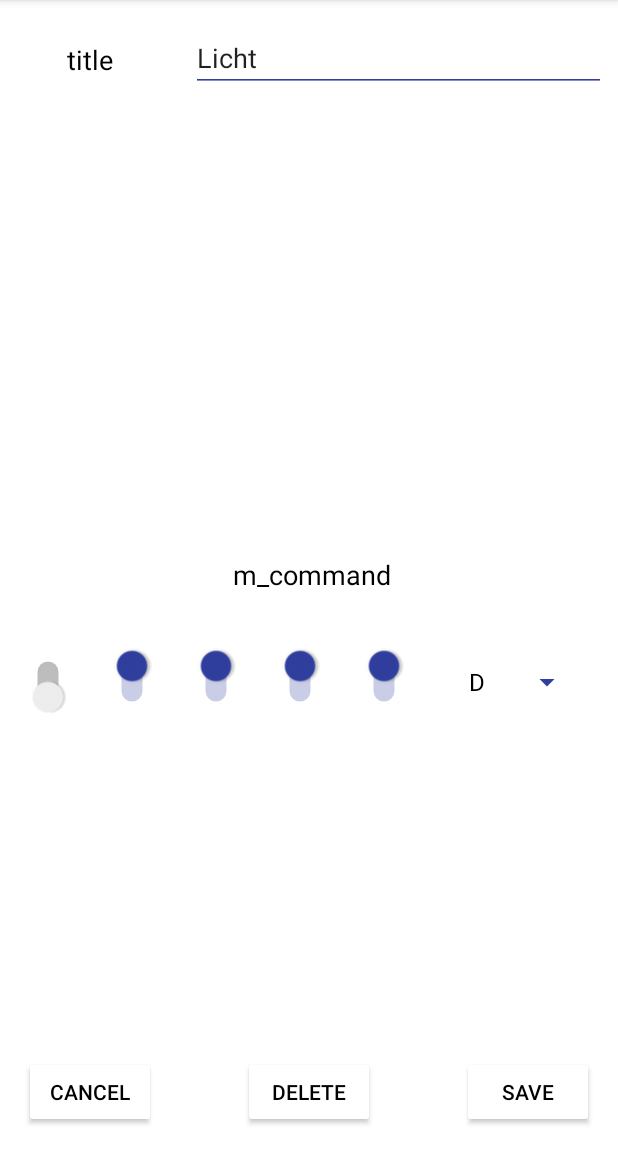
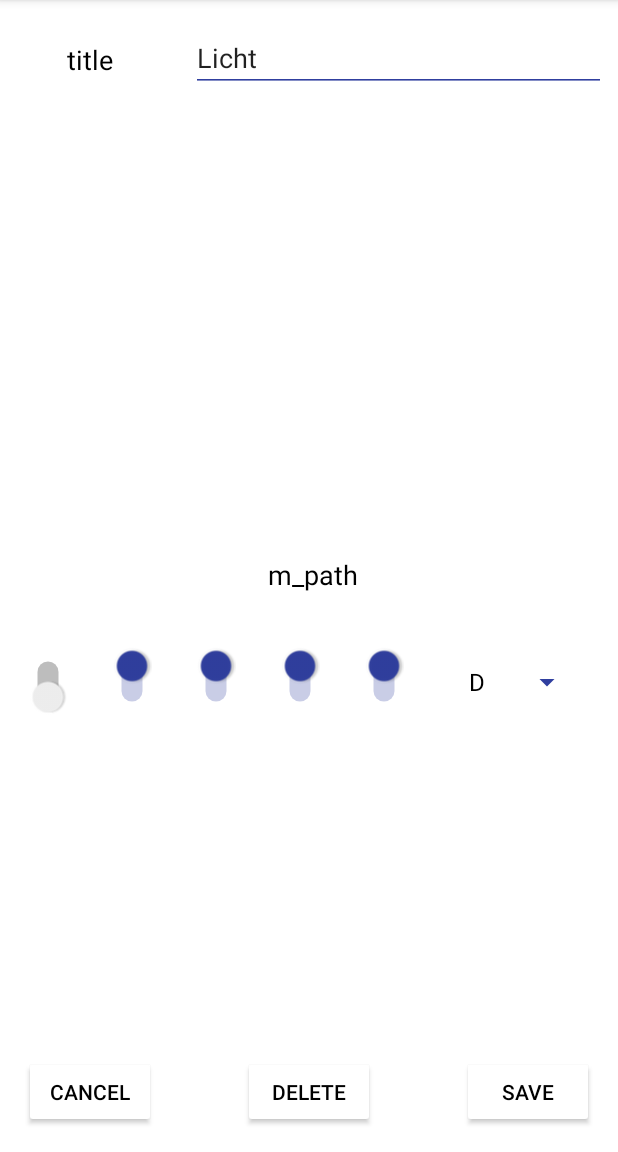
Before and after one commit to GlaserDaniel/Himbeerheim, an Android app: the screen it shows after launch (MainActivity), after a tap on an icon or button, on a phone screen of 412 x 824 dp, the part 84-1236 px from its top. Run offline under Robolectric (Android 15) with nearby library versions, the phone set to English and light mode, and no system bars.

Commit message:
- Daten aus den Prefs lesen wenn von deserialisieren etwas fehlt. - Command in path umbenannt.

```diff
--- a/app/build.gradle
+++ b/app/build.gradle
@@ -14,8 +14,8 @@ android {
         applicationId "de.danielglaser.himbeerheim"
         minSdkVersion 16
         targetSdkVersion 26
-        versionCode 10
-        versionName '0.9.1'
+        versionCode 11
+        versionName '0.9.2'
         testInstrumentationRunner "android.support.test.runner.AndroidJUnitRunner"
         versionNameSuffix 'beta'
     }
--- a/app/src/main/java/de/danielglaser/himbeerheim/model/ButtonCommand.kt
+++ b/app/src/main/java/de/danielglaser/himbeerheim/model/ButtonCommand.kt
@@ -17,12 +17,12 @@ class ButtonCommand : Serializable {
 
     private var m_letter: Int = 1
 
-    private var m_command: String = "sudo ./raspberry-remote/send"
+    private var m_path: String = "sudo ./raspberry-remote/send"
 
     var commandOn: String = ""
         get() {
             var commandString = ""
-            commandString += m_command + " "
+            commandString += m_path + " "
             for (c in m_code)
                 commandString += c.toString()
             commandString += " " + m_letter.toString()
@@ -33,7 +33,7 @@ class ButtonCommand : Serializable {
     var commandOff: String = ""
         get() {
             var commandString = ""
-            commandString += m_command + " "
+            commandString += m_path + " "
             for (c in m_code)
                 commandString += c.toString()
             commandString += " " + m_letter.toString()
@@ -41,15 +41,15 @@ class ButtonCommand : Serializable {
             return commandString
         }
 
-    constructor(title: String, code: ArrayList<Any>, letter: Int, command: String) {
+    constructor(title: String, code: ArrayList<Any>, letter: Int, path: String) {
         this.title = title
         setCode(code)
         m_letter = letter
-        m_command = command
+        m_path = path
     }
 
-    fun setCommand(newCommand: String) {
-        m_command = newCommand
+    fun setPath(newPath: String) {
+        m_path = newPath
     }
 
     fun getCode() : ArrayList<Int> {
--- a/app/src/main/java/de/danielglaser/himbeerheim/model/Data.kt
+++ b/app/src/main/java/de/danielglaser/himbeerheim/model/Data.kt
@@ -1,7 +1,9 @@
 package de.danielglaser.himbeerheim.model
 
+import android.preference.PreferenceManager
 import de.danielglaser.himbeerheim.R
 import de.danielglaser.himbeerheim.view.BaseActivity
+import de.danielglaser.himbeerheim.view.MainActivity
 import java.io.Serializable
 
 import java.util.ArrayList
@@ -19,11 +21,11 @@ class Data : Serializable {
 
     var m_buttonCommands: ArrayList<ButtonCommand> = ArrayList()
     private var m_host = ""
-    private var m_port = 22
-    private var m_username = "pi"
+    private var m_port = Util.defaultPort
+    private var m_username = Util.defaultUsername
     private var m_password = ""
 
-    private var m_command = "sudo ./raspberry-remote/send"
+    private var m_path = Util.defaultPath
 
     var editNoticeCounter = 0
 
@@ -72,15 +74,15 @@ class Data : Serializable {
         m_sshConnection.connect()
     }
 
-    fun updateCommand(newCommand: String) {
-        m_command = newCommand
+    fun updatePath(newPath: String) {
+        m_path = newPath
         for (buttonCommand in m_buttonCommands) {
-            buttonCommand.setCommand(m_command)
+            buttonCommand.setPath(m_path)
         }
     }
 
-    fun getCommand(): String {
-        return m_command
+    fun getPath(): String {
+        return m_path
     }
 
     private fun initSSHConnection() {
@@ -101,5 +103,37 @@ class Data : Serializable {
             this.m_password = loadObject.m_password
             this.editNoticeCounter = loadObject.editNoticeCounter
         }
+
+        var prefs = PreferenceManager.getDefaultSharedPreferences(MainActivity.getContext())
+
+        var prefIP = prefs.getString(MainActivity.getContext().getString(R.string.ip_key), "")
+
+        if (this.host.isNullOrBlank() && !prefIP.isNullOrBlank()) {
+            this.host = prefIP
+        }
+
+        var prefPort = prefs.getString(MainActivity.getContext().getString(R.string.port_key), "")
+
+        if (this.m_port == Util.defaultPort && !prefPort.isNullOrBlank()) {
+            this.m_port = prefPort.toInt()
+        }
+
+        var prefUsername = prefs.getString(MainActivity.getContext().getString(R.string.username_key), "")
+
+        if (this.m_username.equals(Util.defaultUsername) && !prefUsername.isNullOrBlank()) {
+            this.m_username = prefUsername
+        }
+
+        var prefPassword = prefs.getString(MainActivity.getContext().getString(R.string.password_key), "")
+
+        if (this.m_password.isNullOrBlank() && !prefPassword.isNullOrBlank()) {
+            this.m_password = prefPassword
+        }
+
+        var prefPath = prefs.getString(MainActivity.getContext().getString(R.string.path_key), "")
+
+        if (this.m_path.equals(Util.defaultPath) && !prefPath.isNullOrBlank()) {
+            this.m_path = prefPath
+        }
     }
 }
--- a/app/src/main/java/de/danielglaser/himbeerheim/model/Util.kt
+++ b/app/src/main/java/de/danielglaser/himbeerheim/model/Util.kt
@@ -9,6 +9,10 @@ import de.danielglaser.himbeerheim.view.BaseActivity
  */
 class Util {
     companion object {
+        var defaultPort = 22
+        var defaultUsername = "pi"
+        var defaultPath = "sudo ./raspberry-remote/send"
+
         var hostNotSet = "hostNotSet"
         var usernameNotSet = "usernameNotSet"
         var connectTimeout = "connectTimeout"
--- a/app/src/main/java/de/danielglaser/himbeerheim/view/MainActivity.kt
+++ b/app/src/main/java/de/danielglaser/himbeerheim/view/MainActivity.kt
@@ -1,5 +1,6 @@
 package de.danielglaser.himbeerheim.view
 
+import android.content.Context
 import android.os.Bundle
 import android.view.Menu
 import de.danielglaser.himbeerheim.R
@@ -11,6 +12,14 @@ import kotlinx.android.synthetic.main.activity_main.*
 
 class MainActivity : BaseActivity(), MainActivityFragment.MainActivityFragmentListener, EditCommandFragment.EditCommandListener {
 
+    companion object {
+        private lateinit var appContext: Context
+
+        fun getContext() : Context {
+            return appContext
+        }
+    }
+
     lateinit var data: Data
 
     override fun onCreate(savedInstanceState: Bundle?) {
@@ -18,6 +27,7 @@ class MainActivity : BaseActivity(), MainActivityFragment.MainActivityFragmentLi
         setContentView(R.layout.activity_main)
         setSupportActionBar(toolbar)
 
+        appContext = this
         data = Data()
 
         if (savedInstanceState != null) {
@@ -34,11 +44,11 @@ class MainActivity : BaseActivity(), MainActivityFragment.MainActivityFragmentLi
             code.add(1)
             code.add(1)
             code.add(0)
-            data.m_buttonCommands.add(ButtonCommand("Licht Wohnstube", code, 2, data.getCommand()))
-            data.m_buttonCommands.add(ButtonCommand("TV", code, 3, data.getCommand()))
+            data.m_buttonCommands.add(ButtonCommand("Licht Wohnstube", code, 2, data.getPath()))
+            data.m_buttonCommands.add(ButtonCommand("TV", code, 3, data.getPath()))
 
             code[4] = 1
-            data.m_buttonCommands.add(ButtonCommand("Nachtlicht", code, 4, data.getCommand()))
+            data.m_buttonCommands.add(ButtonCommand("Nachtlicht", code, 4, data.getPath()))
         }
 
         loadMainActivityFragment()
--- a/app/src/main/java/de/danielglaser/himbeerheim/view/MainActivityFragment.kt
+++ b/app/src/main/java/de/danielglaser/himbeerheim/view/MainActivityFragment.kt
@@ -111,7 +111,7 @@ class MainActivityFragment() : Fragment() {
             code.add(1)
             code.add(1)
             code.add(1)
-            val newButtonCommand = ButtonCommand("Licht", code, 4, m_data.getCommand())
+            val newButtonCommand = ButtonCommand("Licht", code, 4, m_data.getPath())
 
             m_data.m_buttonCommands.add(newButtonCommand)
 
--- a/app/src/main/res/layout/fragment_edit_command.xml
+++ b/app/src/main/res/layout/fragment_edit_command.xml
@@ -43,7 +43,7 @@
         android:layout_marginLeft="8dp"
         android:layout_marginRight="8dp"
         android:layout_marginTop="8dp"
-        android:text="@string/m_command"
+        android:text="@string/m_path"
         android:textSize="18sp"
         app:layout_constraintBottom_toTopOf="@+id/switch1"
         app:layout_constraintHorizontal_bias="0.507"
--- a/app/src/main/res/values/strings.xml
+++ b/app/src/main/res/values/strings.xml
@@ -4,7 +4,7 @@
     <string name="DATA_FILENAME" translatable="false">data</string>
     <string name="save">save</string>
     <string name="command_title">title</string>
-    <string name="m_command">m_command</string>
+    <string name="m_path">m_path</string>
     <string name="command_delete">delete</string>
     <string name="editNotice">Long press on a button to edit</string>
     <string name="powerOffRaspberryPi">Power off Pi</string>
@@ -30,8 +30,8 @@
     <string name="current_theme_key" translatable="false">current_theme</string>
     <string name="port_key" translatable="false">port</string>
     <string name="port">Port</string>
-    <string name="command_text">The path to the send file</string>
-    <string name="command_key" translatable="false">m_command</string>
+    <string name="path_text">The path to the send file</string>
+    <string name="path_key" translatable="false">path</string>
     <string name="error_hostNotSet">Host not set</string>
     <string name="error_usernameNotSet">Username not set</string>
     <string name="error_connectTimeout">Connection failed</string>
--- a/app/src/main/res/xml/preferences.xml
+++ b/app/src/main/res/xml/preferences.xml
@@ -30,11 +30,11 @@
         android:title="@string/password" />
     <EditTextPreference
         android:defaultValue="sudo ./raspberry-remote/send"
-        android:key="@string/command_key"
+        android:key="@string/path_key"
         android:selectAllOnFocus="true"
         android:singleLine="true"
         android:summary="sudo ./raspberry-remote/send"
-        android:title="@string/command_text" />
+        android:title="@string/path_text" />
     <PreferenceCategory android:title="@string/Theme_Category" />
 
     <SwitchPreference
```
Also changed, not shown: app/src/main/java/de/danielglaser/himbeerheim/view/SettingsFragment.kt (+13 -13 lines), 1 other file.
